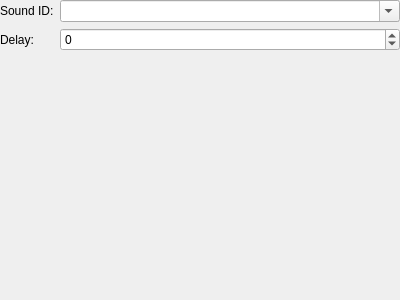
This is tools/cathedral/ui/ActionPlaySoundEffect.ui in comphack/comp_hack as Qt 5 draws it before an edit. The edited form follows.
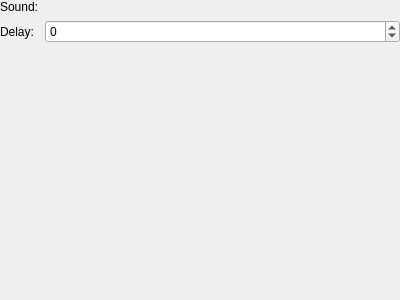
This is the edited form. Custom widgets are drawn as their Qt base class.

Commit message: Added ObjectSelector control

Diff of the .ui file:
```diff
--- a/tools/cathedral/ui/ActionPlaySoundEffect.ui
+++ b/tools/cathedral/ui/ActionPlaySoundEffect.ui
@@ -31,20 +31,7 @@
      <item row="0" column="0">
       <widget class="QLabel" name="lblSoundID">
        <property name="text">
-        <string>Sound ID:</string>
-       </property>
-      </widget>
-     </item>
-     <item row="0" column="1">
-      <widget class="QComboBox" name="soundID">
-       <property name="sizePolicy">
-        <sizepolicy hsizetype="Expanding" vsizetype="Fixed">
-         <horstretch>0</horstretch>
-         <verstretch>0</verstretch>
-        </sizepolicy>
-       </property>
-       <property name="editable">
-        <bool>true</bool>
+        <string>Sound:</string>
        </property>
       </widget>
      </item>
@@ -65,10 +52,21 @@
        </property>
       </widget>
      </item>
+     <item row="0" column="1">
+      <widget class="ObjectSelector" name="sound" native="true"/>
+     </item>
     </layout>
    </item>
   </layout>
  </widget>
+ <customwidgets>
+  <customwidget>
+   <class>ObjectSelector</class>
+   <extends>QWidget</extends>
+   <header>ObjectSelector.h</header>
+   <container>1</container>
+  </customwidget>
+ </customwidgets>
  <resources/>
  <connections/>
 </ui>
```
Left out of the diff: 2 changed lines with no effect on the pictures. The commit also changes 59 other files.
